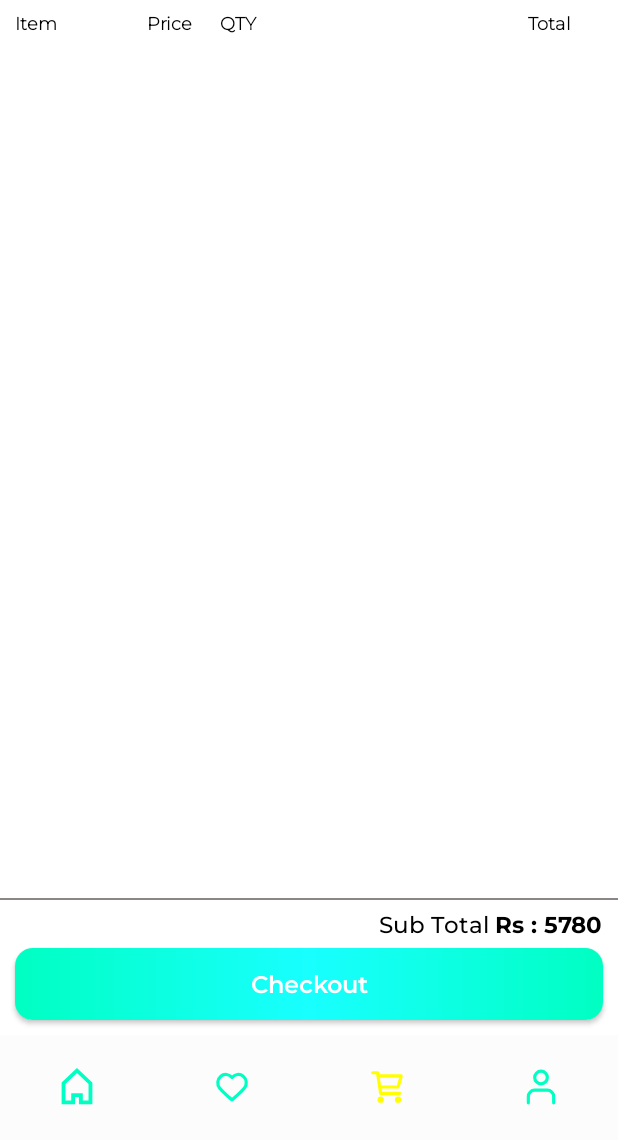
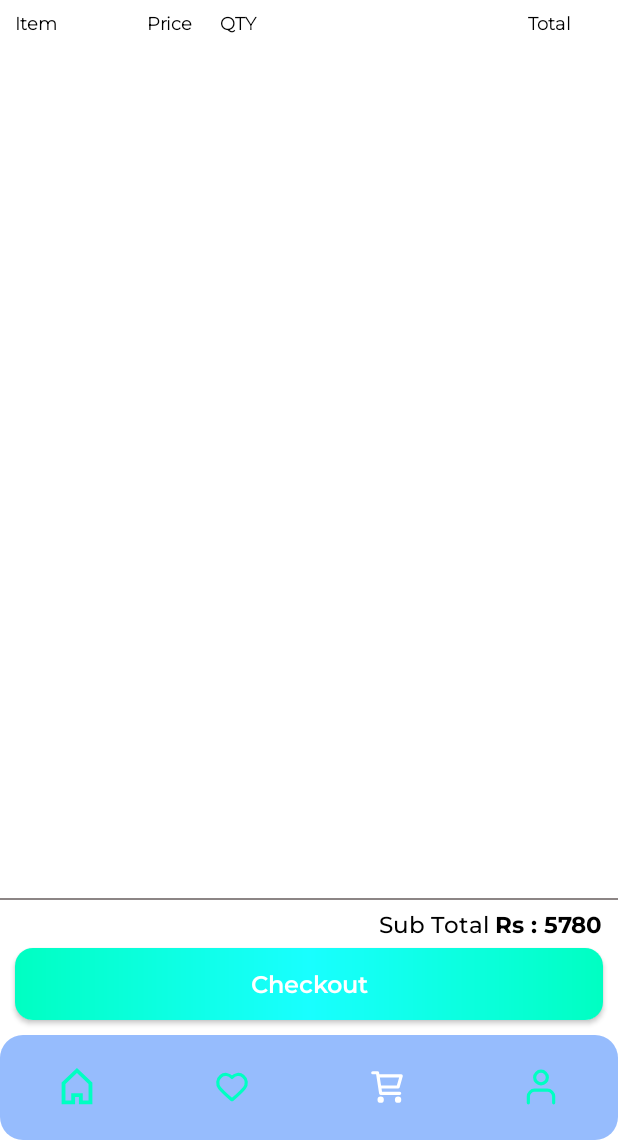
Before and after one commit to AshutoshSahu913/Shopping_App, an Android app: the screen it shows after launch (HomeActivity), item 3 of the bottom bar chosen, on a phone screen of 412 x 824 dp, the part 96-1236 px from its top. Run offline under Robolectric (Android 15) with nearby library versions, the phone set to English and light mode, and no system bars; our stand-ins replace Firebase (no records; nobody signed in at launch, a user with empty details on screens opened directly), navigation-ui; libraries missing offline, so code that uses them is left out: com.denzcoskun.imageslider, com.github.ybq.android; 33 statements that could not run were skipped.

Commit message:
button back changes

```diff
--- a/app/src/main/res/color/icon_color.xml
+++ b/app/src/main/res/color/icon_color.xml
@@ -1,5 +1,5 @@
 <?xml version="1.0" encoding="utf-8"?>
 <selector xmlns:android="http://schemas.android.com/apk/res/android">
-    <item android:color="@color/color1" android:state_checked="true"/>
+    <item android:color="@color/white" android:state_checked="true"/>
     <item android:color="@color/appColor" android:state_checked="false"/>
 </selector>
--- a/app/src/main/res/drawable/back.xml
+++ b/app/src/main/res/drawable/back.xml
@@ -4,13 +4,15 @@
     <corners
         android:topLeftRadius="15dp"
         android:topRightRadius="15dp"
+        android:bottomLeftRadius="15dp"
+        android:bottomRightRadius="15dp"
         />
-
-    <gradient
-        android:angle="-270"
-        android:centerColor="#F68B8B"
-        android:startColor="@color/white"
-        android:endColor="#F68B8B"
-        />
+<solid android:color="#96BCFD"/>
+<!--    <gradient-->
+<!--        android:angle="-270"-->
+<!--        android:centerColor="#96BCFD"-->
+<!--        android:startColor="#96BCFD"-->
+<!--        android:endColor="#3A79BF"-->
+<!--        />-->
 
 </shape>
--- a/app/src/main/res/drawable/indicator.xml
+++ b/app/src/main/res/drawable/indicator.xml
@@ -1,17 +1,5 @@
 <?xml version="1.0" encoding="utf-8"?>
-<shape xmlns:android="http://schemas.android.com/apk/res/android"
-    android:shape="rectangle">
-
-    <corners android:radius="5dp"
-        />
-    <solid android:color="@color/color1"
-        />
-    <gradient
-        android:gradientRadius="2dp"
-        android:startColor="@color/color1"
-        android:endColor="@color/appColor"
-        android:centerColor="@color/white"
-        android:angle="135"
-        />
-
-</shape>
+<selector xmlns:android="http://schemas.android.com/apk/res/android">
+    <item android:drawable="@drawable/background_btn" android:state_checked="true" />
+    <item android:drawable="@drawable/back_btn" android:state_checked="false" />
+</selector>
--- a/app/src/main/res/layout/activity_home.xml
+++ b/app/src/main/res/layout/activity_home.xml
@@ -11,13 +11,12 @@
         android:id="@+id/bottomNavigationView"
         android:layout_width="0dp"
         android:layout_height="70dp"
-        android:background="#fcfcfc"
+        android:background="@drawable/back"
         android:elevation="10dp"
         app:itemActiveIndicatorStyle="@drawable/indicator"
         app:itemIconSize="25dp"
         app:activeIndicatorLabelPadding="2dp"
         app:itemIconTint="@color/icon_color"
-        app:itemRippleColor="@color/appColor"
         app:itemTextColor="@color/icon_color"
         app:labelVisibilityMode="unlabeled"
         app:layout_constraintBottom_toBottomOf="parent"
```
Also changed, not shown: app/src/main/java/com/example/shoppingapp/ui_layer/Sheets/Activitys/ProductDetails/ProductDetailsActivity.kt (+28 -2 lines).
